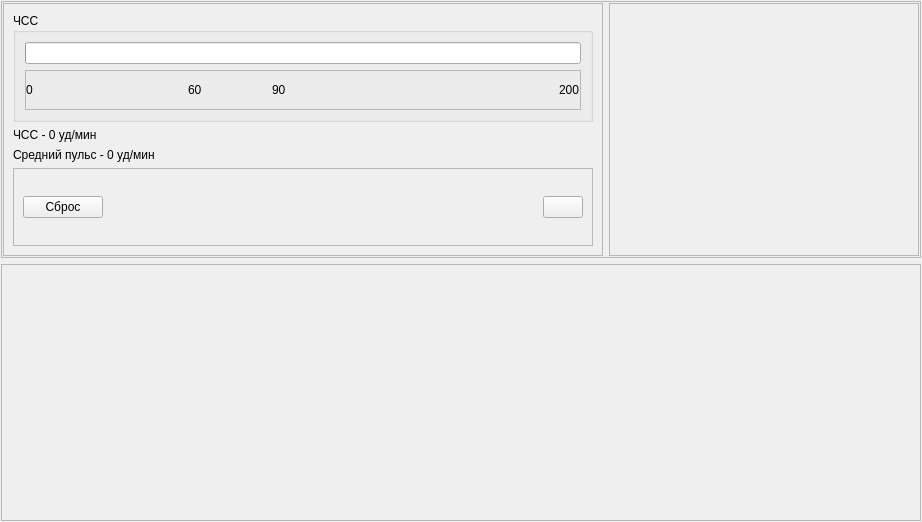
Qt form metodics_common/adv_channels/signal_frames/pulsewidget.ui (grigp/a-analyser) before a commit.
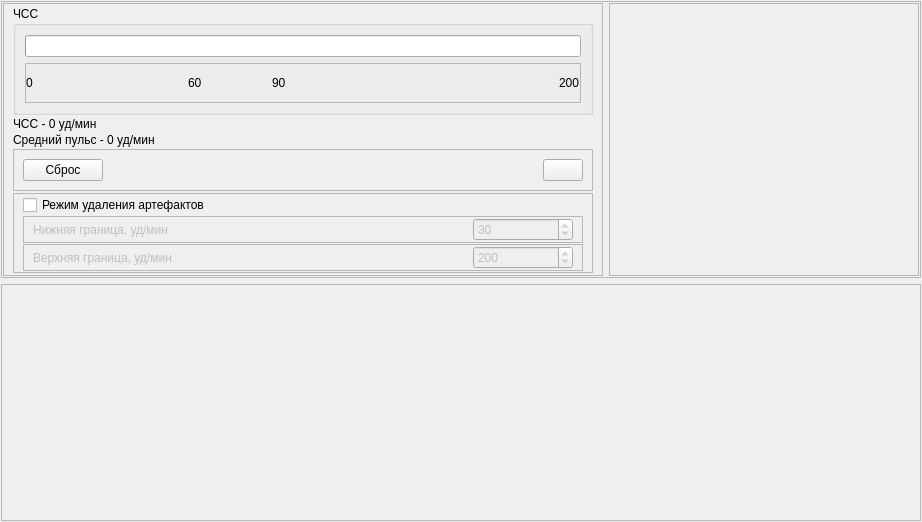
The same form after that commit. Icons and pictures are not drawn. Custom widgets are drawn as their Qt base class.

Commit message: Сохранение параметров режима отсечения артефактов при записи пульса.

```diff
--- a/metodics_common/adv_channels/signal_frames/pulsewidget.ui
+++ b/metodics_common/adv_channels/signal_frames/pulsewidget.ui
@@ -68,6 +68,15 @@
          <enum>QFrame::Raised</enum>
         </property>
         <layout class="QVBoxLayout" name="verticalLayout_3">
+         <property name="spacing">
+          <number>2</number>
+         </property>
+         <property name="topMargin">
+          <number>2</number>
+         </property>
+         <property name="bottomMargin">
+          <number>2</number>
+         </property>
          <item>
           <widget class="QGroupBox" name="gbPulse">
            <property name="title">
@@ -265,6 +274,146 @@
            </layout>
           </widget>
          </item>
+         <item>
+          <widget class="QFrame" name="frDelAtf">
+           <property name="frameShape">
+            <enum>QFrame::StyledPanel</enum>
+           </property>
+           <property name="frameShadow">
+            <enum>QFrame::Raised</enum>
+           </property>
+           <layout class="QVBoxLayout" name="verticalLayout_5">
+            <property name="spacing">
+             <number>1</number>
+            </property>
+            <property name="topMargin">
+             <number>1</number>
+            </property>
+            <property name="bottomMargin">
+             <number>1</number>
+            </property>
+            <item>
+             <widget class="QCheckBox" name="cbDelAtf">
+              <property name="text">
+               <string>Режим удаления артефактов</string>
+              </property>
+             </widget>
+            </item>
+            <item>
+             <widget class="QFrame" name="frLoBound">
+              <property name="enabled">
+               <bool>false</bool>
+              </property>
+              <property name="frameShape">
+               <enum>QFrame::StyledPanel</enum>
+              </property>
+              <property name="frameShadow">
+               <enum>QFrame::Raised</enum>
+              </property>
+              <layout class="QHBoxLayout" name="horizontalLayout_5">
+               <property name="topMargin">
+                <number>1</number>
+               </property>
+               <property name="bottomMargin">
+                <number>1</number>
+               </property>
+               <item>
+                <widget class="QLabel" name="lbLoBound">
+                 <property name="text">
+                  <string>Нижняя граница, уд/мин</string>
+                 </property>
+                </widget>
+               </item>
+               <item>
+                <widget class="QSpinBox" name="edLoBound">
+                 <property name="sizePolicy">
+                  <sizepolicy hsizetype="Fixed" vsizetype="Fixed">
+                   <horstretch>0</horstretch>
+                   <verstretch>0</verstretch>
+                  </sizepolicy>
+                 </property>
+                 <property name="minimumSize">
+                  <size>
+                   <width>100</width>
+                   <height>0</height>
+                  </size>
+                 </property>
+                 <property name="minimum">
+                  <number>0</number>
+                 </property>
+                 <property name="maximum">
+                  <number>60</number>
+                 </property>
+                 <property name="singleStep">
+                  <number>5</number>
+                 </property>
+                 <property name="value">
+                  <number>30</number>
+                 </property>
+                </widget>
+               </item>
+              </layout>
+             </widget>
+            </item>
+            <item>
+             <widget class="QFrame" name="frUpBound">
+              <property name="enabled">
+               <bool>false</bool>
+              </property>
+              <property name="frameShape">
+               <enum>QFrame::StyledPanel</enum>
+              </property>
+              <property name="frameShadow">
+               <enum>QFrame::Raised</enum>
+              </property>
+              <layout class="QHBoxLayout" name="horizontalLayout_4">
+               <property name="topMargin">
+                <number>1</number>
+               </property>
+               <property name="bottomMargin">
+                <number>1</number>
+               </property>
+               <item>
+                <widget class="QLabel" name="lblUpBound">
+                 <property name="text">
+                  <string>Верхняя граница, уд/мин</string>
+                 </property>
+                </widget>
+               </item>
+               <item>
+                <widget class="QSpinBox" name="edUpBound">
+                 <property name="sizePolicy">
+                  <sizepolicy hsizetype="Fixed" vsizetype="Fixed">
+                   <horstretch>0</horstretch>
+                   <verstretch>0</verstretch>
+                  </sizepolicy>
+                 </property>
+                 <property name="minimumSize">
+                  <size>
+                   <width>100</width>
+                   <height>0</height>
+                  </size>
+                 </property>
+                 <property name="minimum">
+                  <number>90</number>
+                 </property>
+                 <property name="maximum">
+                  <number>250</number>
+                 </property>
+                 <property name="singleStep">
+                  <number>5</number>
+                 </property>
+                 <property name="value">
+                  <number>200</number>
+                 </property>
+                </widget>
+               </item>
+              </layout>
+             </widget>
+            </item>
+           </layout>
+          </widget>
+         </item>
         </layout>
        </widget>
       </item>
```
Left out of the diff: 59 changed lines with no effect on the pictures. The commit also changes 2 other files.
